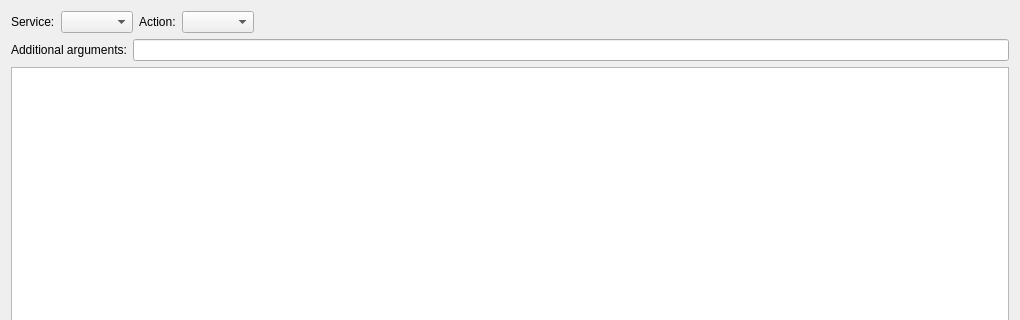
patrykgorniak/runforfun, file client/ui/rff.ui: the form before one commit; both pictures show x 0 to 1020 and y 0 to 320 of the 1020 by 732 pixel window.
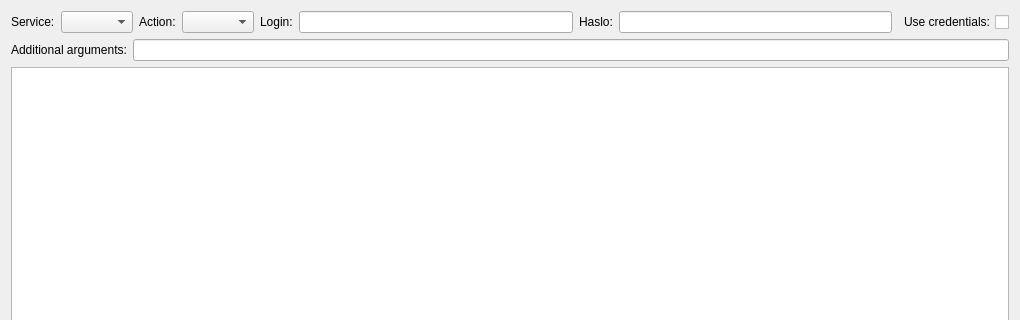
The form after the commit.

Commit message: Client: added support for credentials

Patch:
```diff
--- a/client/ui/rff.ui
+++ b/client/ui/rff.ui
@@ -39,17 +39,38 @@
         <widget class="QComboBox" name="cbActions"/>
        </item>
        <item>
-        <spacer name="horizontalSpacer_2">
-         <property name="orientation">
-          <enum>Qt::Horizontal</enum>
+        <widget class="QLabel" name="label_4">
+         <property name="text">
+          <string>Login:</string>
          </property>
-         <property name="sizeHint" stdset="0">
-          <size>
-           <width>40</width>
-           <height>20</height>
-          </size>
+        </widget>
+       </item>
+       <item>
+        <widget class="QLineEdit" name="tbLogin"/>
+       </item>
+       <item>
+        <widget class="QLabel" name="label_5">
+         <property name="text">
+          <string>Haslo:</string>
          </property>
-        </spacer>
+        </widget>
+       </item>
+       <item>
+        <widget class="QLineEdit" name="tbPass">
+         <property name="echoMode">
+          <enum>QLineEdit::Password</enum>
+         </property>
+        </widget>
+       </item>
+       <item>
+        <widget class="QCheckBox" name="cbCredentials">
+         <property name="layoutDirection">
+          <enum>Qt::RightToLeft</enum>
+         </property>
+         <property name="text">
+          <string>Use credentials:</string>
+         </property>
+        </widget>
        </item>
       </layout>
      </item>
```
Left out of the diff: 2 changed lines with no effect on the pictures. The commit also changes 2 other files.
